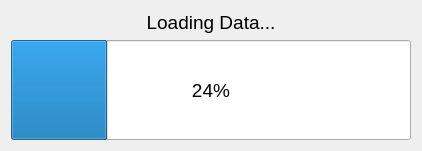
The window that loading_data_form.ui (TrinhLab/CASPERapp) describes before a commit, drawn with Qt 5.
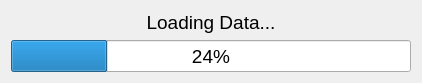
The same window after the commit.

Patch:
```diff
--- a/loading_data_form.ui
+++ b/loading_data_form.ui
@@ -50,7 +50,7 @@
      <property name="minimumSize">
       <size>
        <width>400</width>
-       <height>100</height>
+       <height>32</height>
       </size>
      </property>
      <property name="value">
```
